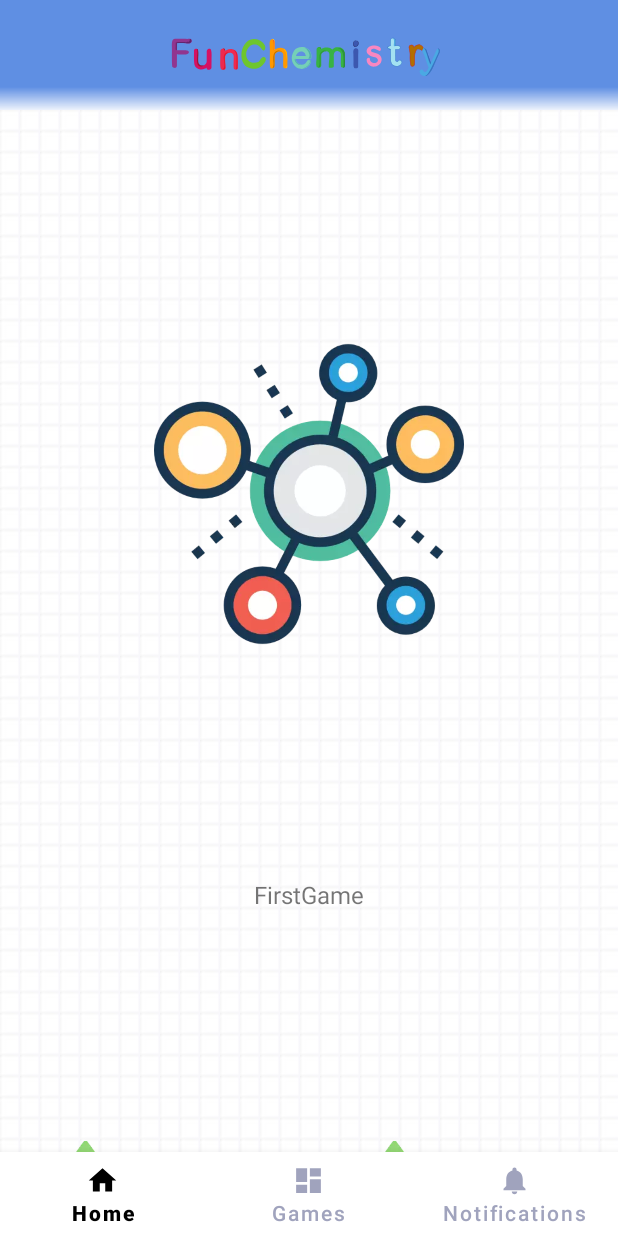
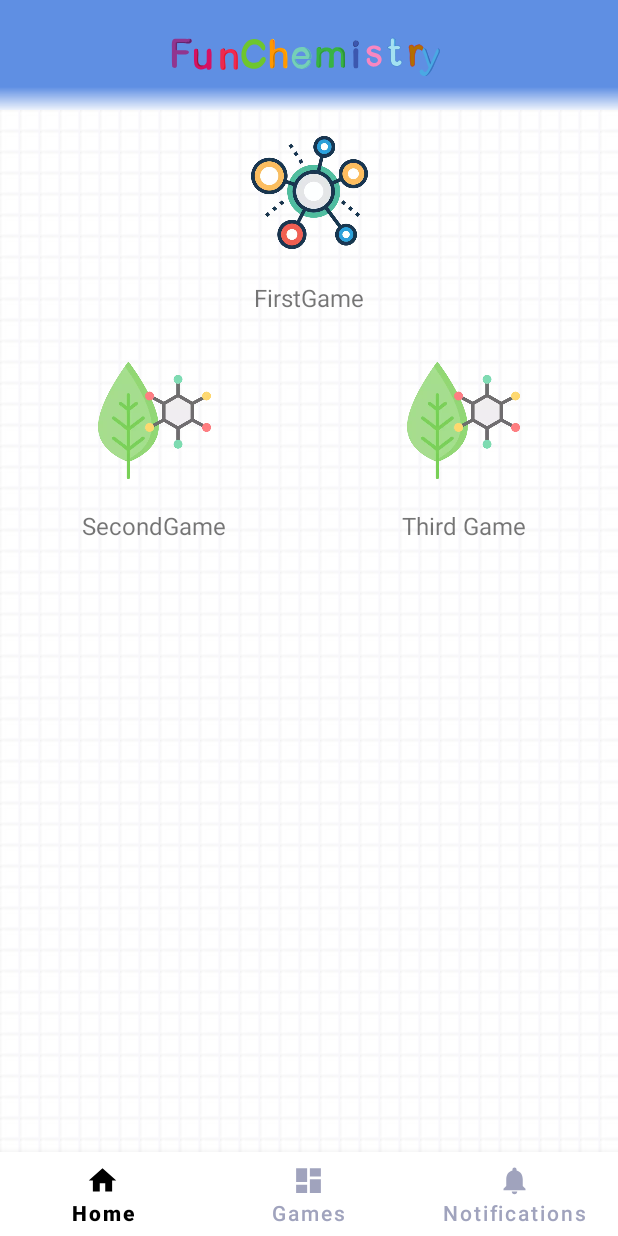
Before and after one commit to lucy-android/ChemistryQuiz, an Android app: the screen it shows after launch once a user with an empty profile is signed in (MainActivity), on a phone screen of 412 x 824 dp. Run offline under Robolectric (Android 15) with nearby library versions, the phone set to English and light mode, and no system bars; our stand-ins replace Firebase (no records; nobody signed in at launch, a user with empty details on screens opened directly), data binding; libraries missing offline, so code that uses them is left out: com.firebase.ui.

Commit message:
FUN-4: styled game list, added custom ripple color to the game imageview, disabled dark theme

```diff
--- a/app/src/main/res/layout/game_item.xml
+++ b/app/src/main/res/layout/game_item.xml
@@ -5,6 +5,7 @@
 
     <androidx.constraintlayout.widget.ConstraintLayout
         android:layout_width="match_parent"
+        android:padding="@dimen/layout_padding"
         android:layout_height="wrap_content">
 
         <TextView
@@ -12,6 +13,7 @@
             android:layout_width="match_parent"
             android:layout_height="wrap_content"
             android:gravity="center"
+            android:layout_marginTop="@dimen/dimen_20"
             android:textSize="16sp"
             app:layout_constraintBottom_toBottomOf="parent"
             app:layout_constraintEnd_toEndOf="parent"
@@ -20,14 +22,16 @@
             tools:text="Sample text" />
 
         <ImageView
+            android:clickable="true"
+            style="@style/SelectableItemBackground"
             android:id="@+id/image_view_icon"
             android:src="@drawable/chemistry_logo"
             app:layout_constraintTop_toTopOf="parent"
             app:layout_constraintStart_toStartOf="parent"
             app:layout_constraintEnd_toEndOf="parent"
-            android:layout_width="match_parent"
+            android:layout_width="@dimen/dimen_78"
             app:layout_constraintBottom_toTopOf="@id/topic_name"
-            android:layout_height="wrap_content"
+            android:layout_height="@dimen/dimen_78"
             android:contentDescription="@string/app_name" />
     </androidx.constraintlayout.widget.ConstraintLayout>
 
--- a/app/src/main/res/values/colors.xml
+++ b/app/src/main/res/values/colors.xml
@@ -19,6 +19,7 @@
     <color name="turquoise">#4DD0E1</color>
     <color name="blue">#007fff</color>
     <color name="corn_flower">#5f8fe3</color>
+    <color name="corn_flower_alpha_20">#335F8FE3</color>
     <color name="indigo">#00162C</color>
 
 
--- a/app/src/main/res/values/themes.xml
+++ b/app/src/main/res/values/themes.xml
@@ -1,6 +1,6 @@
 <resources xmlns:tools="http://schemas.android.com/tools">
     <!-- Base application theme. -->
-    <style name="Theme.ChemistryQuiz" parent="Theme.MaterialComponents.DayNight.NoActionBar">
+    <style name="Theme.ChemistryQuiz" parent="Theme.MaterialComponents.Light.NoActionBar">
         <!-- Primary brand color. -->
 
         <item name="colorPrimary">@color/purple_500</item>
@@ -14,6 +14,8 @@
         <!-- Status bar color. -->
         <item name="android:statusBarColor" >?attr/colorPrimaryVariant</item>
         <!-- Customize your theme here. -->
+
+        <item name="android:forceDarkAllowed" tools:targetApi="q">false</item>
     </style>
 
     <style name="Theme.App.Starting" parent="Theme.SplashScreen.IconBackground">
@@ -35,4 +37,14 @@
         <item name="android:background">@color/white</item>
     </style>
 
+    <style name="SelectableItemTheme">
+        <item name="colorControlHighlight">@color/corn_flower_alpha_20</item>
+    </style>
+    Then:
+
+    <style name="SelectableItemBackground">
+        <item name="android:theme">@style/SelectableItemTheme</item>
+        <item name="android:background">?attr/selectableItemBackgroundBorderless</item>
+    </style>
+
 </resources>
```
